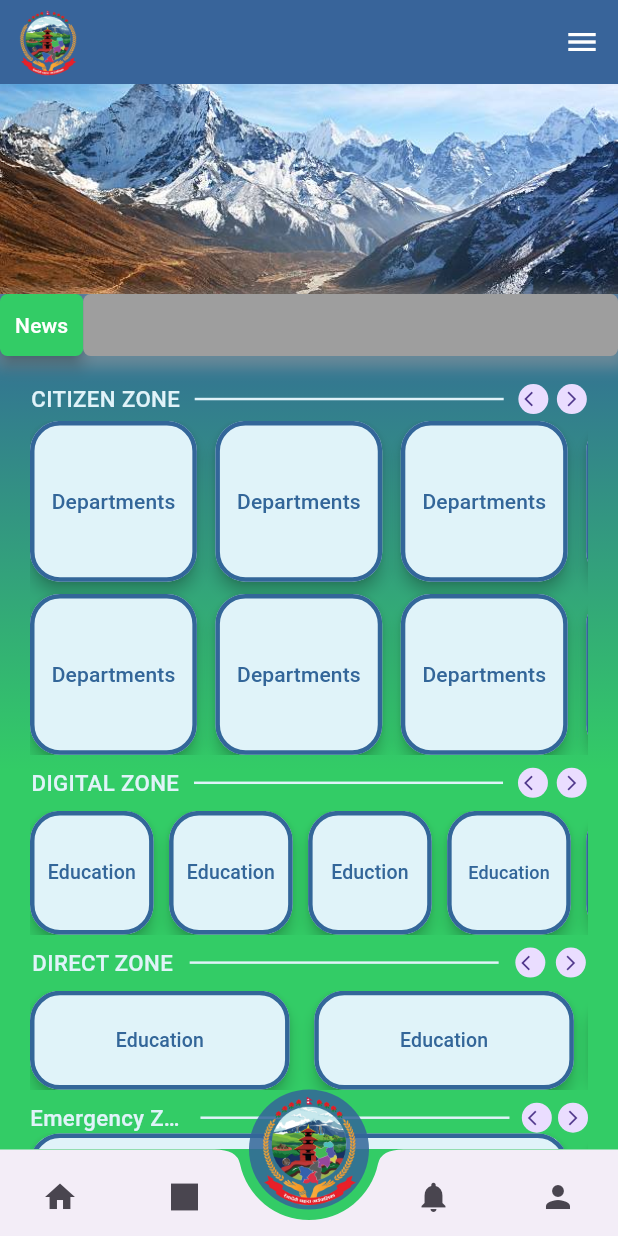
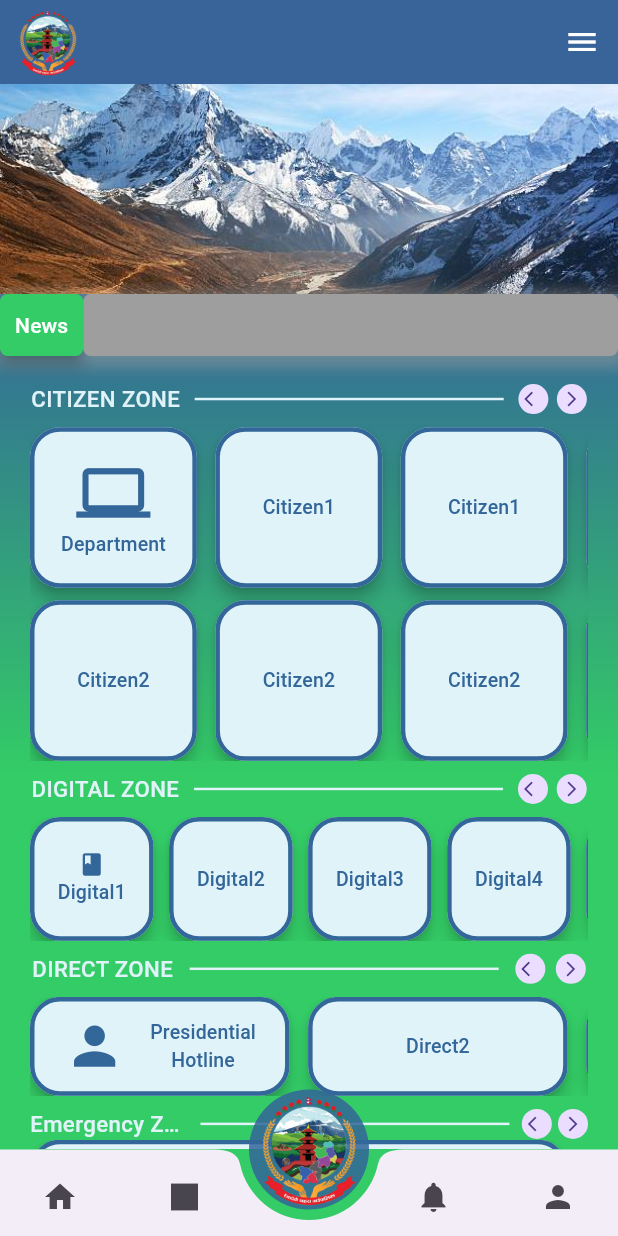
Before and after one commit to redwireadmin/Epalika, a Flutter app: the screen it shows after launch, on a phone screen of 412 x 824 dp. Run offline on Flutter 3.47's test engine with Material 3 defaults, Android fonts, the light colour scheme and no system bars; our stand-ins replace get, pin_code_fields, shared_preferences.

Commit message:
code refactored and added icons to some buttons

```diff
--- a/lib/presentation/pages/homepage/home_screen.dart
+++ b/lib/presentation/pages/homepage/home_screen.dart
@@ -65,28 +65,8 @@ class _HomePageViewState extends State<HomePageView> {
             mainAxisAlignment: MainAxisAlignment.start,
             children: [
               //top image container
-              Container(
-                height: Get.height * 0.17,
-                width: Get.width,
-                child: Image.asset(
-                  'assets/images/homepage_topImage.jpg',
-                  fit: BoxFit.fitWidth,
-                ),
-                decoration: BoxDecoration(
-                  shape: BoxShape.rectangle,
-                  boxShadow: [
-                    BoxShadow(
-                      color: Colors.grey.withOpacity(0.5), // shadow color
-                      spreadRadius: 5, // spread radius
-                      blurRadius: 7, // blur radius
-                      offset: Offset(0, 3), // changes the shadow position
-                    ),
-                  ],
-                ),
-              ),
-
+              topImageContainer(),
               //Bottom Container
-
               Container(
                 decoration: BoxDecoration(
                   gradient: LinearGradient(
@@ -102,39 +82,7 @@ class _HomePageViewState extends State<HomePageView> {
                 child: Column(
                   children: [
                     //news button container
-                    Container(
-                      height: Get.height * 0.05,
-                      decoration: BoxDecoration(
-                        color: Colors.transparent,
-                        boxShadow: [
-                          BoxShadow(
-                            color: Colors.grey.withOpacity(0.5), // shadow color
-                            spreadRadius: 5, // spread radius
-                            blurRadius: 7, // blur radius
-                            offset: Offset(0, 3), // changes the shadow position
-                          ),
-                        ],
-                      ),
-                      child: Row(
-                        children: [
-                          CustomElevatedButton(
-                            child: Text("News"),
-                            width: 10,
-                            onPressed: () {},
-                            radius: 5,
-                          ),
-                          Flexible(
-                            flex: 1,
-                            child: Container(
-                              decoration: BoxDecoration(
-                                borderRadius: BorderRadius.circular(5),
-                                color: Colors.grey,
-                              ),
-                            ),
-                          ),
-                        ],
-                      ),
-                    ),
+                    newsRowContent(),
                     //different Zones with buttons
                     Container(
                       padding: EdgeInsets.only(
@@ -143,10 +91,8 @@ class _HomePageViewState extends State<HomePageView> {
                         mainAxisAlignment: MainAxisAlignment.start,
                         children: [
                           SizedBox(height: Get.height * 0.01),
-
                           ZoneTitleRow(zoneTitle: 'CITIZEN'),
-                          SizedBox(height: Get.height * 0.005),
-
+                          SizedBox(height: Get.height * 0.01),
                           CitizenZoneButtons(),
                           SizedBox(height: Get.height * 0.01),
                           ZoneTitleRow(zoneTitle: 'DIGITAL'),
@@ -156,13 +102,6 @@ class _HomePageViewState extends State<HomePageView> {
                           ZoneTitleRow(zoneTitle: 'DIRECT'),
                           SizedBox(height: Get.height * 0.01),
                           DirectZoneButtons(),
-                          // buildButtonRow(
-                          //   ['Button 1', 'Button 2', 'button4'],
-                          //   Get.height * 0.10,
-                          //   Get.height * 0.10,
-                          //   Get.width * 0.4,
-                          //   8.0,
-                          // ),
                           SizedBox(height: Get.height * 0.01),
                           ZoneTitleRow(zoneTitle: 'Emergency'),
                           EmergencyZoneButtons(),
@@ -180,82 +119,58 @@ class _HomePageViewState extends State<HomePageView> {
     );
   }
 
-  SingleChildScrollView EmergencyZoneButtons() {
-    return SingleChildScrollView(
-      scrollDirection: Axis.horizontal,
-      child: buildButtonRow(
-        [
-          Text('Emergency1', style: TextStyle(fontSize: 13)),
-          Text('Emergency2', style: TextStyle(fontSize: 13)),
-          Text('Emergency3', style: TextStyle(fontSize: 13)),
-        ],
-        Get.height * 0.08,
-        Get.width * 0.42,
-        Get.width * 0.03,
+  Container topImageContainer() {
+    return Container(
+      height: Get.height * 0.17,
+      width: Get.width,
+      child: Image.asset(
+        'assets/images/homepage_topImage.jpg',
+        fit: BoxFit.fitWidth,
       ),
-    );
-  }
-
-  SingleChildScrollView DirectZoneButtons() {
-    return SingleChildScrollView(
-      scrollDirection: Axis.horizontal,
-      child: Row(
-        children: [
-          FeatureButton(
-            child: Text('Education', style: TextStyle(fontSize: 13)),
-            btnHeight: Get.height * 0.08,
-            btnWidth: Get.width * 0.42,
-          ),
-          SizedBox(width: Get.width * 0.04),
-          FeatureButton(
-            child: Text('Education', style: TextStyle(fontSize: 13)),
-            btnHeight: Get.height * 0.08,
-            btnWidth: Get.width * 0.42,
-          ),
-          SizedBox(width: Get.width * 0.025),
-          FeatureButton(
-            child: Text('Eduction', style: TextStyle(fontSize: 13)),
-            btnHeight: Get.height * 0.08,
-            btnWidth: Get.width * 0.42,
+      decoration: BoxDecoration(
+        shape: BoxShape.rectangle,
+        boxShadow: [
+          BoxShadow(
+            color: Colors.grey.withOpacity(0.5), // shadow color
+            spreadRadius: 5, // spread radius
+            blurRadius: 7, // blur radius
+            offset: Offset(0, 3), // changes the shadow position
           ),
         ],
       ),
     );
   }
 
-  SingleChildScrollView DigitalZoneButtons() {
-    return SingleChildScrollView(
-      scrollDirection: Axis.horizontal,
+  Container newsRowContent() {
+    return Container(
+      height: Get.height * 0.05,
+      decoration: BoxDecoration(
+        color: Colors.transparent,
+        boxShadow: [
+          BoxShadow(
+            color: Colors.grey.withOpacity(0.5), // shadow color
+            spreadRadius: 5, // spread radius
+            blurRadius: 7, // blur radius
+            offset: Offset(0, 3), // changes the shadow position
+          ),
+        ],
+      ),
       child: Row(
         children: [
-          FeatureButton(
-            child: Text('Education', style: TextStyle(fontSize: 13)),
-            btnHeight: Get.height * 0.1,
-            btnWidth: Get.width * 0.20,
+          CustomElevatedButton(
+            child: Text("News"),
+            width: 10,
+            onPressed: () {},
+            radius: 5,
           ),
-          SizedBox(width: Get.width * 0.025),
-          FeatureButton(
-            child: Text('Education', style: TextStyle(fontSize: 13)),
-            btnHeight: Get.height * 0.1,
-            btnWidth: Get.width * 0.20,
-          ),
-          SizedBox(width: Get.width * 0.025),
-          FeatureButton(
-            child: Text('Eduction', style: TextStyle(fontSize: 13)),
-            btnHeight: Get.height * 0.1,
-            btnWidth: Get.width * 0.20,
-          ),
-          SizedBox(width: Get.width * 0.025),
-          FeatureButton(
-            child: Text('Education', style: TextStyle(fontSize: 12)),
-            btnHeight: Get.height * 0.1,
-            btnWidth: Get.width * 0.20,
-          ),
-          SizedBox(width: Get.width * 0.025),
-          FeatureButton(
-            child: Text('Education', style: TextStyle(fontSize: 12)),
-            btnHeight: Get.height * 0.1,
-            btnWidth: Get.width * 0.20,
+          Flexible(
+            flex: 1,
+            child: Container(
+              decoration: BoxDecoration(
+                borderRadius: BorderRadius.circular(5),
+                color: Colors.grey,
+              ),
+            ),
           ),
         ],
       ),
@@ -269,70 +184,109 @@ class _HomePageViewState extends State<HomePageView> {
         crossAxisAlignment: CrossAxisAlignment.start,
         children: [
           //first row inside Ctizen Zone
+          buildButtonRow(
+            [
+              Column(
+                children: [
+                  Icon(
+                    Icons.computer,
+                    size: Get.height * 0.06,
+                  ),
+                  Text('Department', style: TextStyle(fontSize: 13)),
+                ],
+              ),
+              Text('Citizen1', style: TextStyle(fontSize: 13)),
+              Text('Citizen1', style: TextStyle(fontSize: 13)),
+              Text('Citizen1', style: TextStyle(fontSize: 13)),
+              Text('Citizen1', style: TextStyle(fontSize: 13)),
+            ],
+            Get.height * 0.13,
+            Get.width * 0.27,
+            Get.width * 0.03,
+          ),
+          SizedBox(height: Get.height * 0.01),
+          //second row inside Ctizen Zone
+          buildButtonRow(
+            [
+              Text('Citizen2', style: TextStyle(fontSize: 13)),
+              Text('Citizen2', style: TextStyle(fontSize: 13)),
+              Text('Citizen2', style: TextStyle(fontSize: 13)),
+              Text('Citizen2', style: TextStyle(fontSize: 13)),
+              Text('Citizen2', style: TextStyle(fontSize: 13)),
+            ],
+            Get.height * 0.13,
+            Get.width * 0.27,
+            Get.width * 0.03,
+          ),
+        ],
+      ),
+    );
+  }
+
+  SingleChildScrollView DigitalZoneButtons() {
+    return SingleChildScrollView(
+      scrollDirection: Axis.horizontal,
+      child: buildButtonRow(
+        [
+          Column(
+            children: [
+              Icon(Icons.book),
+              Text('Digital1', style: TextStyle(fontSize: 13)),
+            ],
+          ),
+          Text('Digital2', style: TextStyle(fontSize: 13)),
+          Text('Digital3', style: TextStyle(fontSize: 13)),
+          Text('Digital4', style: TextStyle(fontSize: 13)),
+          Text('Digital5', style: TextStyle(fontSize: 13)),
+        ],
+        Get.height * 0.1,
+        Get.width * 0.20,
+        Get.width * 0.025,
+      ),
+    );
+  }
+
+  SingleChildScrollView DirectZoneButtons() {
+    return SingleChildScrollView(
+      scrollDirection: Axis.horizontal,
+      child: buildButtonRow(
+        [
           Row(
             children: [
-              FeatureButton(
-                child: Text('Departments'),
-                btnHeight: Get.height * 0.13,
-                btnWidth: Get.width * 0.27,
+              Icon(
+                Icons.person,
+                size: Get.width * 0.1,
               ),
-              SizedBox(width: Get.width * 0.03),
-              FeatureButton(
-                child: Text('Departments'),
-                btnHeight: Get.height * 0.13,
-                btnWidth: Get.width * 0.27,
-              ),
-              SizedBox(width: Get.width * 0.03),
-              FeatureButton(
-                child: Text('Departments'),
-                btnHeight: Get.height * 0.13,
-                btnWidth: Get.width * 0.27,
-              ),
-              SizedBox(width: Get.width * 0.03),
-              FeatureButton(
-                child: Text('Departments'),
-                btnHeight: Get.height * 0.13,
-                btnWidth: Get.width * 0.27,
-              ),
-              SizedBox(width: Get.width * 0.03),
-              FeatureButton(
-                child: Text('Departments'),
-                btnHeight: Get.height * 0.13,
-                btnWidth: Get.width * 0.27,
+              SizedBox(width: Get.width * 0.04),
+              Text(
+                'Presidential\nHotline',
+                style: TextStyle(fontSize: 13),
+                textAlign: TextAlign.center,
               ),
             ],
           ),
-          SizedBox(height: Get.height * 0.01),
+          Text('Direct2', style: TextStyle(fontSize: 13)),
+          Text('Direct3', style: TextStyle(fontSize: 13)),
+        ],
+        Get.height * 0.08,
+        Get.width * 0.42,
+        Get.width * 0.03,
+      ),
+    );
+  }
 
-          //second row inside Ctizen Zone
-          Row(
-            children: [
-              FeatureButton(
-                child: Text('Departments'),
-                btnHeight: Get.height * 0.13,
-                btnWidth: Get.width * 0.27,
-              ),
-              SizedBox(width: Get.width * 0.03),
-              FeatureButton(
-                child: Text('Departments'),
-                btnHeight: Get.height * 0.13,
-                btnWidth: Get.width * 0.27,
-              ),
-              SizedBox(width: Get.width * 0.03),
-              FeatureButton(
-                child: Text('Departments'),
-                btnHeight: Get.height * 0.13,
-                btnWidth: Get.width * 0.27,
-              ),
-              SizedBox(width: Get.width * 0.03),
-              FeatureButton(
-                child: Text('Departments'),
-                btnHeight: Get.height * 0.13,
-                btnWidth: Get.width * 0.27,
-              ),
-            ],
-          ),
+  SingleChildScrollView EmergencyZoneButtons() {
+    return SingleChildScrollView(
+      scrollDirection: Axis.horizontal,
+      child: buildButtonRow(
+        [
+          Text('Emergency1', style: TextStyle(fontSize: 13)),
+          Text('Emergency2', style: TextStyle(fontSize: 13)),
+          Text('Emergency3', style: TextStyle(fontSize: 13)),
         ],
+        Get.height * 0.08,
+        Get.width * 0.42,
+        Get.width * 0.03,
       ),
     );
   }
```
